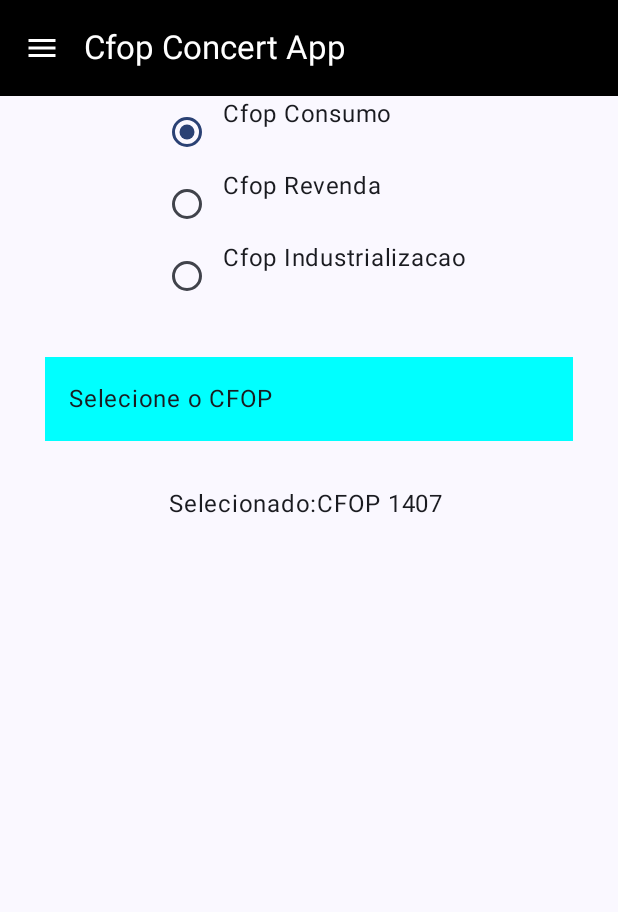
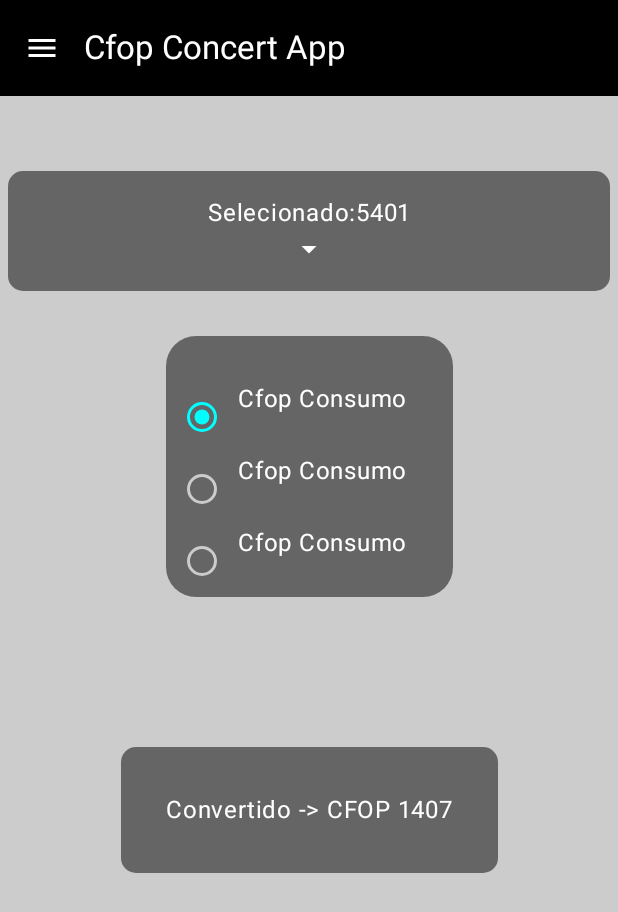
Before and after one commit to TalesPalma/Cfop-Convert-Mobile, an Android app built with Jetpack Compose: the screen it shows after launch (MainActivity), on a phone screen of 412 x 824 dp. Shown: the top 912 px of the screen. Run offline under Robolectric (Android 15) with nearby library versions, the phone set to English and light mode, and no system bars; our stand-ins replace Dagger/Hilt's generated code, Room's generated code.

Commit message:
Layout instanciado

```diff
--- a/app/src/main/java/com/talespalma/cfopconvertmobile/models/Cfop.kt
+++ b/app/src/main/java/com/talespalma/cfopconvertmobile/models/Cfop.kt
@@ -1,6 +1,6 @@
 package com.talespalma.cfopconvertmobile.models
 
 data class Cfop(
-    val code :String,
-    val covertindCode : String
+    val code :String = "",
+    val covertindCode : String = ""
 )
--- a/app/src/main/java/com/talespalma/cfopconvertmobile/ui/components/DropBoxList.kt
+++ b/app/src/main/java/com/talespalma/cfopconvertmobile/ui/components/DropBoxList.kt
@@ -3,17 +3,28 @@ package com.talespalma.cfopconvertmobile.ui.components
 import androidx.compose.foundation.background
 import androidx.compose.foundation.clickable
 import androidx.compose.foundation.layout.Box
+import androidx.compose.foundation.layout.Column
+import androidx.compose.foundation.layout.Row
 import androidx.compose.foundation.layout.fillMaxWidth
 import androidx.compose.foundation.layout.padding
+import androidx.compose.foundation.shape.RoundedCornerShape
+import androidx.compose.material.icons.Icons
+import androidx.compose.material.icons.filled.ArrowDropDown
 import androidx.compose.material3.DropdownMenu
 import androidx.compose.material3.DropdownMenuItem
+import androidx.compose.material3.Icon
 import androidx.compose.material3.Text
 import androidx.compose.runtime.Composable
+import androidx.compose.ui.Alignment
 import androidx.compose.ui.Modifier
+import androidx.compose.ui.draw.clip
 import androidx.compose.ui.graphics.Color
+import androidx.compose.ui.text.style.TextAlign
+import androidx.compose.ui.tooling.preview.Preview
 import androidx.compose.ui.unit.dp
 import com.talespalma.cfopconvertmobile.ui.home.HomeScreenState
 import com.talespalma.cfopconvertmobile.ui.home.HomeViewModel
+
 
 @Composable
 fun DropBoxList(
@@ -21,27 +32,57 @@ fun DropBoxList(
     homeViewModel: HomeViewModel,
     uiState: HomeScreenState
 ) {
-    Box(modifier = Modifier.padding(30.dp)) {
-        Text(
-            text = "Selecione o CFOP",
+
+    Box(modifier = Modifier.padding(top = 50.dp, end = 5.dp, start = 5.dp, bottom = 30.dp)){
+        Row(
             modifier = Modifier
+                .clip(RoundedCornerShape(10.dp))
                 .fillMaxWidth()
                 .clickable { homeViewModel.updateExpanded(true) }
-                .background(color = Color.Cyan)
-                .padding(16.dp)
-        )
-        DropdownMenu(expanded = uiState.expanded, onDismissRequest = { homeViewModel.updateExpanded(false) }) {
+                .background(color = Color(color = 0).copy(alpha = 0.5f))
+                .padding(16.dp),
+        ) {
+            Column {
+                Text(
+                    text = "Selecionado:${uiState.cfopSelected}",
+                    color = Color.White,
+                    textAlign = TextAlign.Center,
+                    modifier = modifier.fillMaxWidth()
+                )
+                Icon(
+                    imageVector = Icons.Default.ArrowDropDown,
+                    contentDescription = "Drop Down",
+                    tint = Color.White,
+                    modifier = Modifier.align(Alignment.CenterHorizontally)
+                )
+            }
+        }
+
+        DropdownMenu(
+            modifier = Modifier.align(Alignment.Center),
+            expanded = uiState.expanded,
+            onDismissRequest = { homeViewModel.updateExpanded(false) }) {
             uiState.cfops.forEach { cfop ->
                 DropdownMenuItem(
-                    text = { Text(text = cfop.code) },
+                    modifier = Modifier.background(Color.Black),
+                    text = { Text(text = cfop.code, color = Color.White) },
                     onClick = {
                         homeViewModel.updateCfopSelected(cfop.code)
                         homeViewModel.updateCfopConvetido(cfop.covertindCode)
                         homeViewModel.updateExpanded(false)
-                    }
+                    },
                 )
             }
         }
     }
-    Text(text = "Selecionado:${uiState.cfopSelected} ${uiState.cfopConvetido}")
+
 }
+
+@Preview(showSystemUi = true)
+@Composable
+private fun PreviewDropBox() {
+    DropBoxList(
+        homeViewModel = HomeViewModel(null),
+        uiState = HomeScreenState()
+    )
+}
--- /dev/null
+++ b/app/src/main/java/com/talespalma/cfopconvertmobile/ui/components/RadioButtons.kt
@@ -0,0 +1,77 @@
+package com.talespalma.cfopconvertmobile.ui.components
+
+import androidx.compose.foundation.background
+import androidx.compose.foundation.layout.Column
+import androidx.compose.foundation.layout.Row
+import androidx.compose.foundation.layout.fillMaxWidth
+import androidx.compose.foundation.layout.padding
+import androidx.compose.foundation.layout.wrapContentSize
+import androidx.compose.foundation.layout.wrapContentWidth
+import androidx.compose.foundation.shape.RoundedCornerShape
+import androidx.compose.material3.RadioButtonColors
+import androidx.compose.material3.Text
+import androidx.compose.runtime.Composable
+import androidx.compose.ui.Alignment
+import androidx.compose.ui.Modifier
+import androidx.compose.ui.draw.clip
+import androidx.compose.ui.graphics.Color
+import androidx.compose.ui.tooling.preview.Preview
+import androidx.compose.ui.unit.dp
+import com.talespalma.cfopconvertmobile.ui.home.HomeScreenState
+import com.talespalma.cfopconvertmobile.ui.home.HomeViewModel
+
+
+@Composable
+fun RadioButtons(
+    modifier: Modifier = Modifier,
+    uiState: HomeScreenState,
+    homeViewModel: HomeViewModel
+) {
+    val radioColors = RadioButtonColors(
+        selectedColor = Color.Cyan,
+        unselectedColor = Color.LightGray,
+        disabledSelectedColor = Color.White,
+        disabledUnselectedColor = Color.White
+    )
+
+    Column(
+        modifier = modifier.clip(shape = RoundedCornerShape(20.dp))
+            .background(color = Color(0xFF000000).copy(alpha = 0.5F))
+            .padding(top = 30.dp, end = 30.dp)
+            .wrapContentSize(Alignment.Center)
+    ) {
+        Row{
+            androidx.compose.material3.RadioButton(
+                onClick = { homeViewModel.updateCategory(1) },
+                selected = (uiState.categorySelected == 1),
+                colors = radioColors
+            )
+            Text("Cfop Consumo", color = Color.White)
+        }
+        Row {
+            androidx.compose.material3.RadioButton(
+                onClick = { homeViewModel.updateCategory(2) },
+                selected = (uiState.categorySelected == 2),
+                colors = radioColors
+            )
+            Text("Cfop Consumo", color = Color.White)
+        }
+        Row {
+            androidx.compose.material3.RadioButton(
+                onClick = { homeViewModel.updateCategory(3) },
+                selected = (uiState.categorySelected == 3),
+                colors = radioColors
+            )
+            Text("Cfop Consumo", color = Color.White)
+        }
+    }
+}
+
+@Preview(showSystemUi = true)
+@Composable
+private fun PreviewRadioButton() {
+    RadioButtons(
+        homeViewModel = HomeViewModel(null),
+        uiState = HomeScreenState()
+    )
+}
--- a/app/src/main/java/com/talespalma/cfopconvertmobile/ui/home/HomeScreen.kt
+++ b/app/src/main/java/com/talespalma/cfopconvertmobile/ui/home/HomeScreen.kt
@@ -1,8 +1,17 @@
 package com.talespalma.cfopconvertmobile.ui.home
 
+import androidx.compose.foundation.background
+import androidx.compose.foundation.layout.Box
 import androidx.compose.foundation.layout.Column
-import androidx.compose.foundation.layout.Row
-import androidx.compose.material3.RadioButton
+import androidx.compose.foundation.layout.Spacer
+import androidx.compose.foundation.layout.fillMaxSize
+import androidx.compose.foundation.layout.fillMaxWidth
+import androidx.compose.foundation.layout.height
+import androidx.compose.foundation.layout.padding
+import androidx.compose.foundation.layout.wrapContentHeight
+import androidx.compose.foundation.layout.wrapContentSize
+import androidx.compose.foundation.layout.wrapContentWidth
+import androidx.compose.foundation.shape.RoundedCornerShape
 import androidx.compose.material3.Text
 import androidx.compose.runtime.Composable
 import androidx.compose.runtime.LaunchedEffect
@@ -10,10 +19,16 @@ import androidx.compose.runtime.collectAsState
 import androidx.compose.runtime.getValue
 import androidx.compose.ui.Alignment
 import androidx.compose.ui.Modifier
+import androidx.compose.ui.draw.clip
+import androidx.compose.ui.graphics.Color
 import androidx.compose.ui.tooling.preview.Preview
+import androidx.compose.ui.unit.dp
+import androidx.compose.ui.unit.sp
 import androidx.hilt.navigation.compose.hiltViewModel
 import com.talespalma.cfopconvertmobile.ui.components.DropBoxList
+import com.talespalma.cfopconvertmobile.ui.components.RadioButtons
 import com.talespalma.cfopconvertmobile.ui.theme.CfopConvertMobileTheme
+import org.intellij.lang.annotations.JdkConstants.HorizontalAlignment
 
 @Composable
 fun Home(
@@ -21,36 +36,30 @@ fun Home(
 ) {
     val homeViewModel: HomeViewModel = hiltViewModel()
     val uiState by homeViewModel.uiState.collectAsState()
-    Column(modifier = modifier, horizontalAlignment = Alignment.CenterHorizontally) {
-        Column(
-            modifier = Modifier
-        ) {
-            Row {
-                RadioButton(
-                    onClick = { homeViewModel.updateCategory(1) },
-                    selected = (uiState.categorySelected == 1)
-                )
-                Text("Cfop Consumo")
-            }
-            Row {
-                RadioButton(
-                    onClick = { homeViewModel.updateCategory(2) },
-                    selected = (uiState.categorySelected == 2)
-                )
-                Text("Cfop Revenda")
-            }
-            Row {
-                RadioButton(
-                    onClick = { homeViewModel.updateCategory(3) },
-                    selected = (uiState.categorySelected == 3)
-                )
-                Text("Cfop Industrializacao")
-            }
-        }
+    Column(
+        modifier = modifier
+            .background(Color.LightGray)
+            .fillMaxSize()
+            .wrapContentWidth(align = Alignment.CenterHorizontally),
+        horizontalAlignment = Alignment.CenterHorizontally
+    ) {
+
+                DropBoxList(homeViewModel = homeViewModel, uiState = uiState)
+                RadioButtons(homeViewModel = homeViewModel, uiState = uiState, modifier = Modifier)
         LaunchedEffect(uiState.categorySelected) {
             homeViewModel.selectDataBase()
         }
-        DropBoxList(homeViewModel = homeViewModel, uiState = uiState)
+
+        Spacer(modifier = Modifier.height(100.dp))
+        Text(
+            modifier = Modifier
+                .clip(RoundedCornerShape(10.dp))
+                .background(Color(0).copy(0.5F))
+                .padding(30.dp),
+            text = "Convertido -> ${uiState.cfopConvetido}",
+            color = Color.White,
+            fontSize = 16.sp
+        )
     }
 }
 
@@ -58,5 +67,5 @@ fun Home(
 @Preview(showSystemUi = true)
 @Composable
 private fun HomePreview() {
-    CfopConvertMobileTheme {}
+        Home()
 }
--- a/app/src/main/java/com/talespalma/cfopconvertmobile/ui/home/HomeViewModel.kt
+++ b/app/src/main/java/com/talespalma/cfopconvertmobile/ui/home/HomeViewModel.kt
@@ -42,7 +42,7 @@ class HomeViewModel @Inject constructor(
                         )
                     }
                     updateCfopSelected(uiState.value.cfops[0].code)
-                    updateCfopSelected(uiState.value.cfops[0].covertindCode)
+                    updateCfopConvetido(uiState.value.cfops[0].covertindCode)
                 }
 
                 2 -> db?.cfopRevendaDao()?.getAll()?.collect {
@@ -56,7 +56,7 @@ class HomeViewModel @Inject constructor(
                         )
                     }
                     updateCfopSelected(uiState.value.cfops[0].code)
-                    updateCfopSelected(uiState.value.cfops[0].covertindCode)
+                    updateCfopConvetido(uiState.value.cfops[0].covertindCode)
                 }
 
                 3 -> db?.cfopIndustrializacaoDao()?.getAll()?.collect {
@@ -70,7 +70,7 @@ class HomeViewModel @Inject constructor(
                         )
                     }
                     updateCfopSelected(uiState.value.cfops[0].code)
-                    updateCfopSelected(uiState.value.cfops[0].covertindCode)
+                    updateCfopConvetido(uiState.value.cfops[0].covertindCode)
                 }
             }
         }
```
